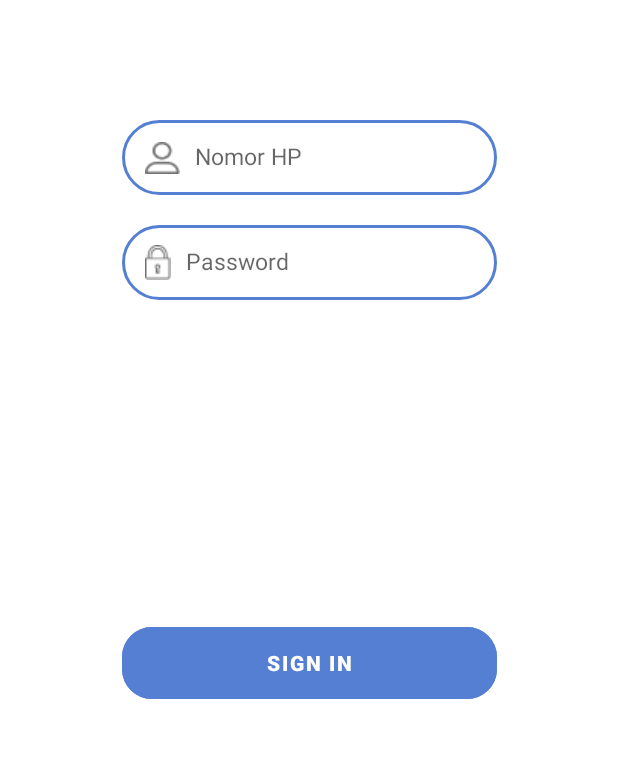
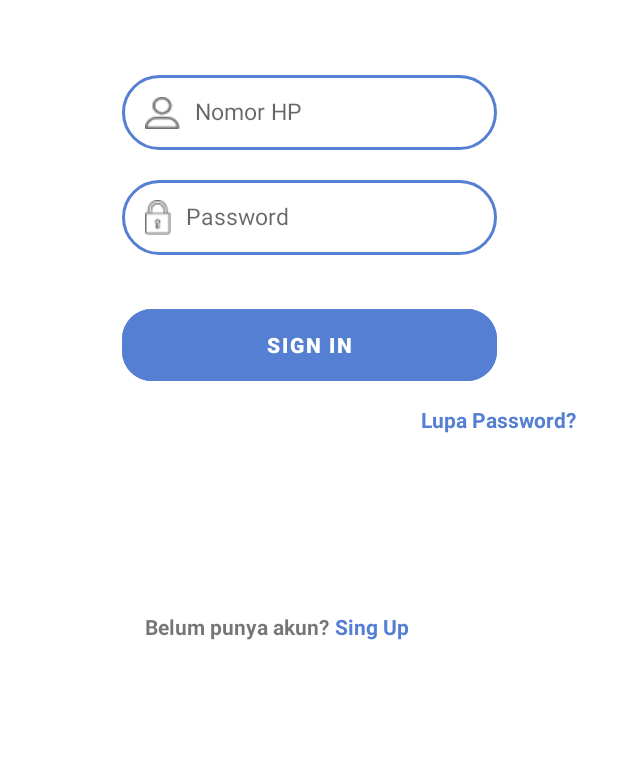
Before and after one commit to Tomjerry12345/Project_IAPIM, an Android app: the SignInActivity screen opened directly, with no data from a screen before it, on a phone screen of 412 x 824 dp, the part 210-968 px from its top. Run offline under Robolectric (Android 15) with nearby library versions, the phone set to English and light mode, and no system bars.

Commit message:
28-11-2019

```diff
--- a/app/src/main/res/layout/activity_sign_in.xml
+++ b/app/src/main/res/layout/activity_sign_in.xml
@@ -34,7 +34,7 @@
         app:layout_constraintEnd_toEndOf="@+id/imageView"
         app:layout_constraintStart_toStartOf="@+id/imageView"
         app:layout_constraintTop_toBottomOf="@+id/imageView"
-        android:layout_marginTop="80dp"/>
+        android:layout_marginTop="50dp"/>
 
     <EditText
         android:id="@+id/password"
@@ -60,12 +60,49 @@
         android:layout_width="250dp"
         android:layout_height="60dp"
         android:text="@string/signin"
+        android:layout_marginTop="30dp"
         android:textColor="@color/white"
         android:textStyle="bold"
-        app:layout_constraintBottom_toBottomOf="parent"
         app:layout_constraintEnd_toEndOf="parent"
         app:layout_constraintStart_toStartOf="parent"
         app:layout_constraintTop_toBottomOf="@+id/password"
         app:strokeColor="@color/color_signup" />
 
+    <androidx.appcompat.widget.AppCompatTextView
+        android:id="@+id/appCompatTextView2"
+        android:layout_width="wrap_content"
+        android:layout_height="wrap_content"
+        android:layout_marginTop="10dp"
+        android:layout_marginEnd="28dp"
+        android:text="@string/lupa_password"
+        android:textColor="@color/color_signup"
+        android:textStyle="bold"
+        app:layout_constraintEnd_toEndOf="parent"
+        app:layout_constraintTop_toBottomOf="@+id/material_button" />
+
+    <androidx.appcompat.widget.AppCompatTextView
+        android:id="@+id/appCompatTextView"
+        android:layout_width="wrap_content"
+        android:layout_height="wrap_content"
+        android:text="@string/belum_punya_akun"
+        android:textStyle="bold"
+        app:layout_constraintBottom_toBottomOf="parent"
+        app:layout_constraintEnd_toEndOf="parent"
+        app:layout_constraintHorizontal_bias="0.333"
+        app:layout_constraintStart_toStartOf="parent"
+        app:layout_constraintTop_toBottomOf="@+id/material_button"
+        app:layout_constraintVertical_bias="0.366" />
+
+    <androidx.appcompat.widget.AppCompatTextView
+        android:layout_width="wrap_content"
+        android:layout_height="wrap_content"
+        android:text="@string/signup"
+        android:textColor="@color/color_signup"
+        android:textStyle="bold"
+        android:layout_marginLeft="4dp"
+        app:layout_constraintBottom_toBottomOf="parent"
+        app:layout_constraintStart_toEndOf="@+id/appCompatTextView"
+        app:layout_constraintTop_toBottomOf="@+id/material_button"
+        app:layout_constraintVertical_bias="0.366" />
+
 </androidx.constraintlayout.widget.ConstraintLayout>
--- a/app/src/main/res/values/strings.xml
+++ b/app/src/main/res/values/strings.xml
@@ -4,4 +4,6 @@
     <string name="signin">Sign In</string>
     <string name="no_hp">Nomor HP</string>
     <string name="password">Password</string>
+    <string name="lupa_password">Lupa Password?</string>
+    <string name="belum_punya_akun">Belum punya akun?</string>
 </resources>
```
